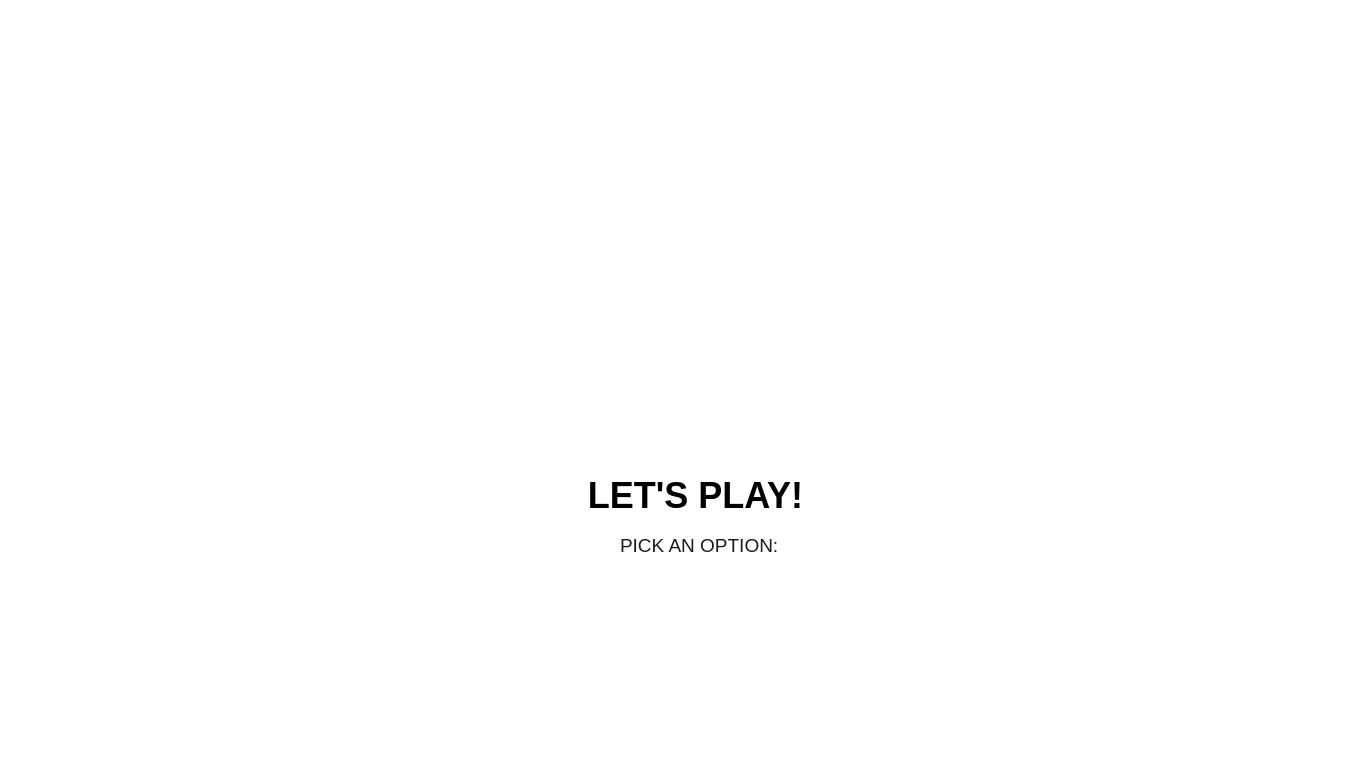
First picture: the form in views/ChooseHand.ui, repository juanarosaaaa/RPS, before the edit.
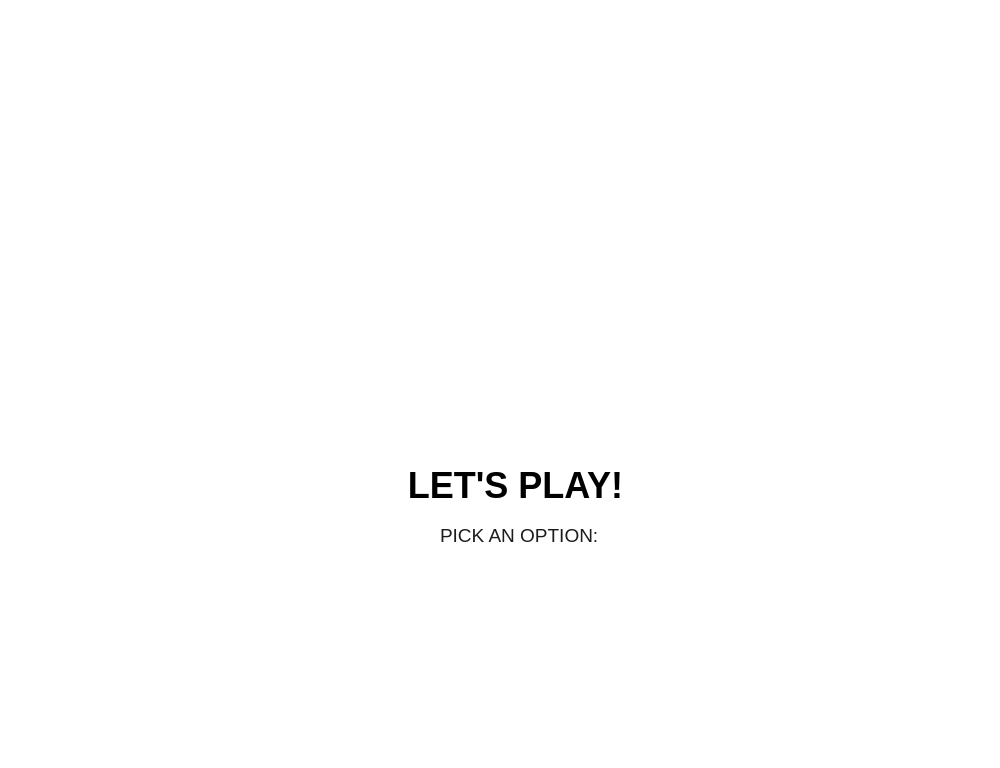
Second picture: the form after the edit. Icons and pictures are not drawn.

Commit message: Change directory, set screen to center of ChooseHand Window

What changed in the file:
```diff
--- a/views/ChooseHand.ui
+++ b/views/ChooseHand.ui
@@ -6,7 +6,7 @@
    <rect>
     <x>0</x>
     <y>0</y>
-    <width>1366</width>
+    <width>1000</width>
     <height>768</height>
    </rect>
   </property>
@@ -20,10 +20,10 @@
    <widget class="QLabel" name="paper_picture_big">
     <property name="geometry">
      <rect>
-      <x>530</x>
-      <y>10</y>
-      <width>331</width>
-      <height>411</height>
+      <x>380</x>
+      <y>20</y>
+      <width>281</width>
+      <height>331</height>
      </rect>
     </property>
     <property name="styleSheet">
@@ -40,8 +40,8 @@
    <widget class="QLabel" name="label_play">
     <property name="geometry">
      <rect>
-      <x>570</x>
-      <y>470</y>
+      <x>390</x>
+      <y>460</y>
       <width>251</width>
       <height>51</height>
      </rect>
@@ -66,8 +66,8 @@
    <widget class="QLabel" name="label_option">
     <property name="geometry">
      <rect>
-      <x>620</x>
-      <y>530</y>
+      <x>440</x>
+      <y>520</y>
       <width>161</width>
       <height>31</height>
      </rect>
@@ -89,7 +89,7 @@
    <widget class="QWidget" name="horizontalLayoutWidget">
     <property name="geometry">
      <rect>
-      <x>470</x>
+      <x>300</x>
       <y>610</y>
       <width>431</width>
       <height>131</height>
```
Left out of the diff: 2 changed lines with no effect on the pictures. The commit also changes 27 other files.
